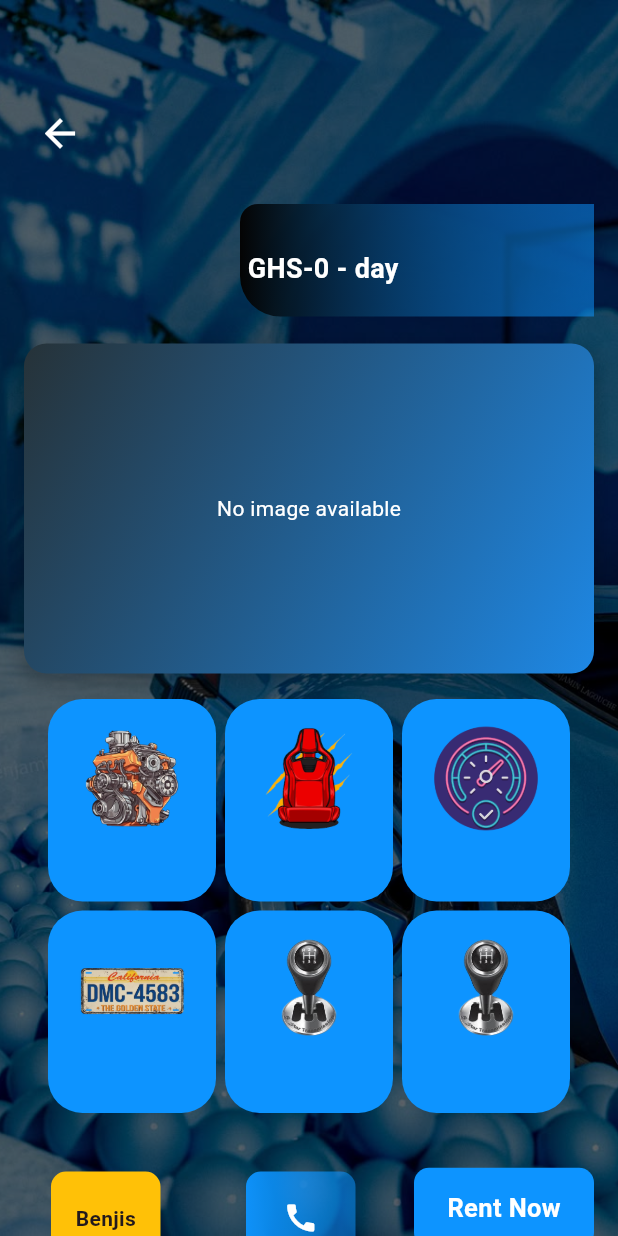
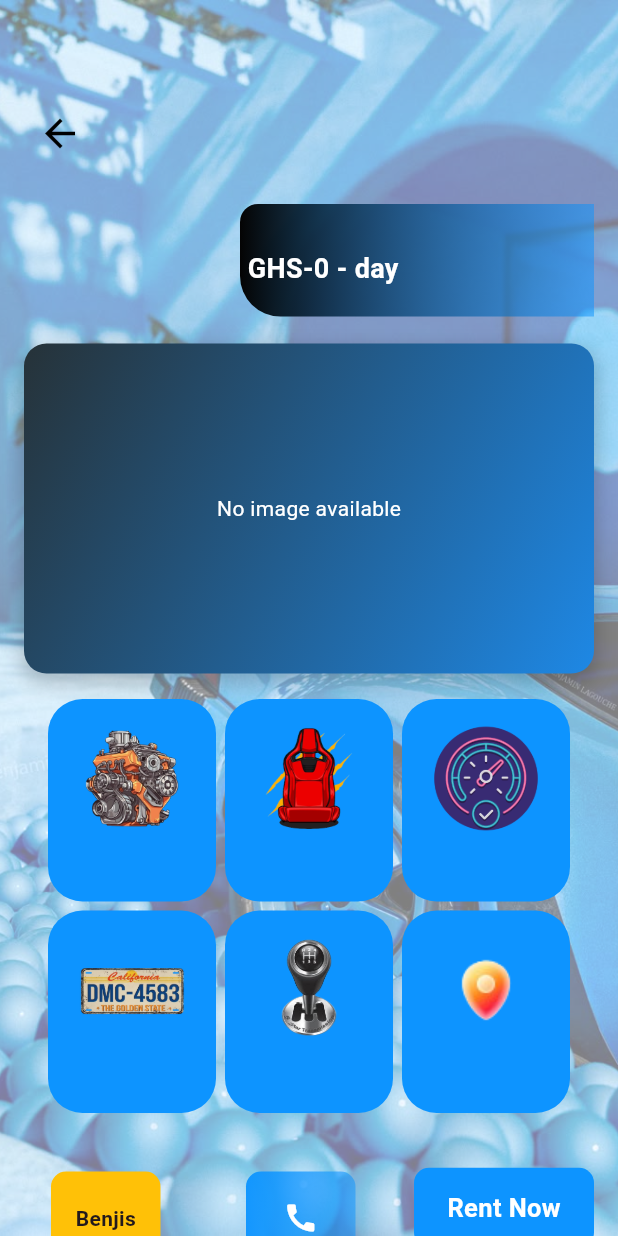
Before and after one commit to Mr-Deee/c_rental, a Flutter app: the VehicleDetailsPage screen opened directly with empty values, on a phone screen of 412 x 824 dp. Run offline on Flutter 3.47's test engine with Material 3 defaults, Android fonts, the phone set to English and light mode, and no system bars; our stand-ins replace animate_do, bouncing_widget, cached_network_image, carousel_slider, cloud_firestore, firebase_auth and 8 more; missing offline and left inert: hubtel_merchant_checkout_sdk; accounts and stored records are empty; project files that could hold a hidden picture were left out.

Commit message:
Ui Changes

```diff
--- a/lib/Screens/VehicleDetails.dart
+++ b/lib/Screens/VehicleDetails.dart
@@ -80,7 +80,7 @@ class _VehicleDetailsPageState extends State<VehicleDetailsPage> {
               ),
             ),
             child: Container(
-              color: Colors.black38.withOpacity(0.6), // Opaque filter
+              color: Colors.white.withOpacity(0.5), // Opaque filter
             ),
           ),
           SingleChildScrollView(
@@ -95,7 +95,7 @@ class _VehicleDetailsPageState extends State<VehicleDetailsPage> {
                   mainAxisAlignment: MainAxisAlignment.spaceBetween,
                   children: [
                     IconButton(
-                      icon: Icon(Icons.arrow_back, size: 30,color: Colors.white,),
+                      icon: Icon(Icons.arrow_back, size: 30,color: Colors.black,),
                       onPressed: () {
                         Navigator.pop(context);
                       },
@@ -104,7 +104,7 @@ class _VehicleDetailsPageState extends State<VehicleDetailsPage> {
                       child: Text(
                         widget.vehicleData['model_name'].toString(),
                         style: TextStyle(
-                          color: Colors.white,
+                          color: Colors.black,
                             fontSize: 34, fontWeight: FontWeight.bold),
                       ),
                     ),
@@ -236,7 +236,7 @@ class _VehicleDetailsPageState extends State<VehicleDetailsPage> {
                             'Plate Number',
                             widget.vehicleData['Transmission'].toString()),
                         _buildDetailRow(
-                            Image.asset('assets/images/gear2.png',
+                            Image.asset('assets/images/location1.png',
                                 width: 74, height: 74),
                             'location',
                             widget.vehicleData['location'].toString()),
```
Also changed, not shown: assets/images/location1.png (added).
